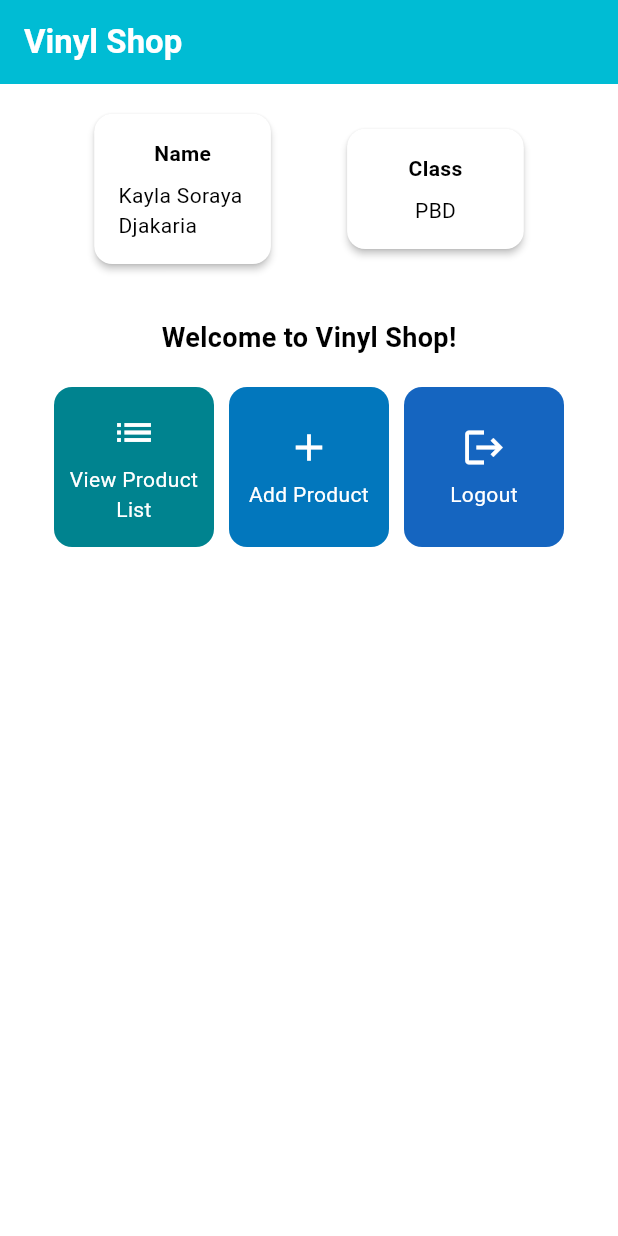
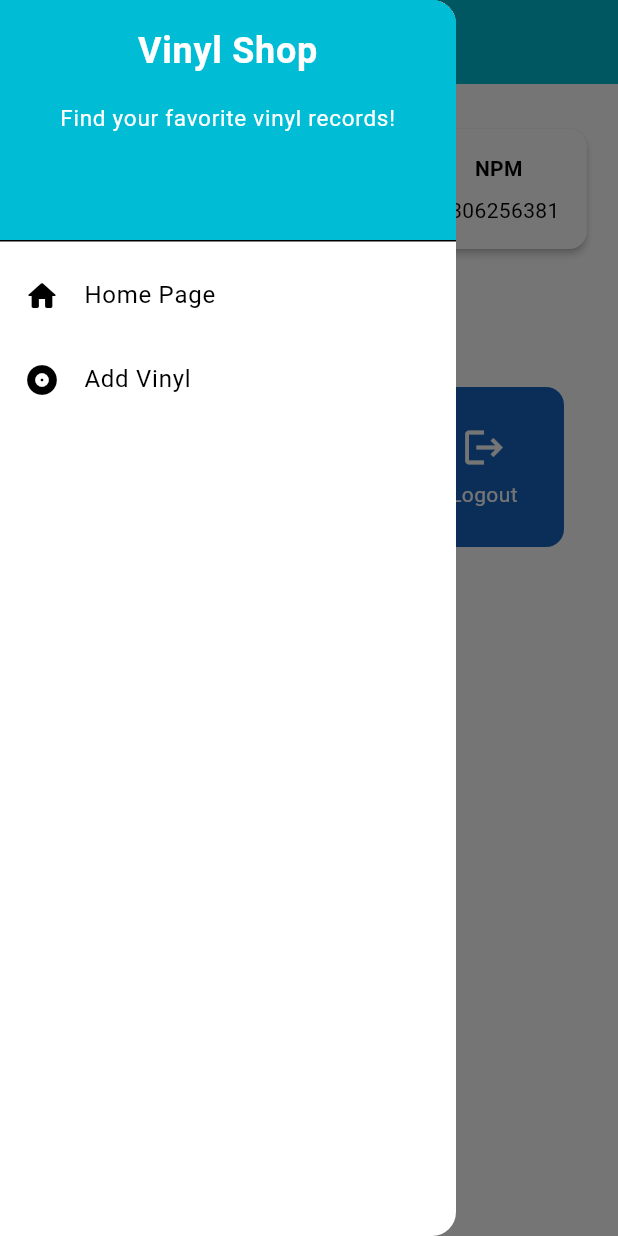
Before and after one commit to luticakep/vinyl-shop-mobile, a Flutter app: the screen it shows after launch, with the side drawer open (before the commit the screen has no drawer), on a phone screen of 412 x 824 dp. Run offline on Flutter 3.47's test engine with Material 3 defaults, Android fonts, the phone set to English and light mode, and no system bars.

Commit message:
completed assignment 8

```diff
--- a/lib/main.dart
+++ b/lib/main.dart
@@ -1,5 +1,5 @@
 import 'package:flutter/material.dart';
-import 'package:vinyl_shop/menu.dart';
+import 'package:vinyl_shop/screens/menu.dart';
 
 void main() {
   runApp(const MyApp());
--- a/lib/menu.dart
+++ b/lib/screens/menu.dart
@@ -1,8 +1,11 @@
 import 'package:flutter/material.dart';
+import 'package:vinyl_shop/widgets/left_drawer.dart';
+import 'package:vinyl_shop/widgets/vinyl_card.dart';
 
 class MyHomePage extends StatelessWidget {
   final String name = 'Kayla Soraya Djakaria'; // Name
   final String className = 'PBD'; // Class
+  final String npm = '2306256381'; // NPM
   final List<ItemHomepage> items = [
          ItemHomepage("View Product List", Icons.list),
          ItemHomepage("Add Product", Icons.add),
@@ -26,8 +29,12 @@ class MyHomePage extends StatelessWidget {
         ),
         // The background color of the AppBar is obtained from the application theme color scheme.
         backgroundColor: Theme.of(context).colorScheme.primary,
+        // Set drawer icon color to white
+        iconTheme: const IconThemeData(color: Colors.white),
       ),
       // Body of the page with paddings around it.
+      // Add drawer as a parameter value for the drawer attribute of the Scaffold widget
+      drawer: const LeftDrawer(),
       body: Padding(
         padding: const EdgeInsets.all(16.0),
         // Place the widget vertically in a column.
@@ -40,6 +47,7 @@ class MyHomePage extends StatelessWidget {
               children: [
                 InfoCard(title: 'Name', content: name),
                 InfoCard(title: 'Class', content: className),
+                InfoCard(title: 'NPM', content: npm),
               ],
             ),
 
@@ -136,64 +144,3 @@ class InfoCard extends StatelessWidget {
     );
   }
 }
-
-class ItemHomepage {
-    final String name;
-    final IconData icon;
-
-    ItemHomepage(this.name, this.icon);
-}
-
-class ItemCard extends StatelessWidget {
-  // Display the card with an icon and name.
-
-  final ItemHomepage item;
-  final Color color;
-
-  const ItemCard(this.item, {required this.color, super.key});
-
-  @override
-  Widget build(BuildContext context) {
-    return Material(
-      // Specify the background color of the application theme.
-      color: color,
-      // Round the card border.
-      borderRadius: BorderRadius.circular(12),
-
-      child: InkWell(
-        // Action when the card is pressed.
-        onTap: () {
-          // Display the SnackBar message when the card is pressed.
-          ScaffoldMessenger.of(context)
-            ..hideCurrentSnackBar()
-            ..showSnackBar(
-              SnackBar(content: Text("You have pressed the ${item.name} button!"))
-            );
-        },
-        // Container to store the Icon and Text
-        child: Container(
-          padding: const EdgeInsets.all(8),
-          child: Center(
-            child: Column(
-              // Place the Icon and Text in the center of the card.
-              mainAxisAlignment: MainAxisAlignment.center,
-              children: [
-                Icon(
-                  item.icon,
-                  color: Colors.white,
-                  size: 30.0,
-                ),
-                const Padding(padding: EdgeInsets.all(3)),
-                Text(
-                  item.name,
-                  textAlign: TextAlign.center,
-                  style: const TextStyle(color: Colors.white),
-                ),
-              ],
-            ),
-          ),
-        ),
-      ),
-    );
-  }
-}
--- /dev/null
+++ b/lib/widgets/left_drawer.dart
@@ -0,0 +1,69 @@
+import 'package:flutter/material.dart';
+import 'package:vinyl_shop/screens/menu.dart';
+import 'package:vinyl_shop/screens/vinylentry_form.dart';
+
+class LeftDrawer extends StatelessWidget {
+  const LeftDrawer({super.key});
+
+  @override
+  Widget build(BuildContext context) {
+    return Drawer(
+      child: ListView(
+        children: [
+          DrawerHeader(
+            decoration: BoxDecoration(
+              color: Theme.of(context).colorScheme.primary,
+            ),
+            child: const Column(
+              children: [
+                Text(
+                  'Vinyl Shop',
+                  textAlign: TextAlign.center,
+                  style: TextStyle(
+                    fontSize: 24,
+                    fontWeight: FontWeight.bold,
+                    color: Colors.white,
+                  ),
+                ),
+                Padding(padding: EdgeInsets.all(8)),
+                Text(
+                  "Find your favorite vinyl records!",
+                  textAlign: TextAlign.center,
+                  style: TextStyle(
+                    fontSize: 15,
+                    fontWeight: FontWeight.normal,
+                    color: Colors.white,
+                  ),
+                ),
+              ],
+            ),
+          ),
+          ListTile(
+            leading: const Icon(Icons.home_rounded),
+            title: const Text('Home Page'),
+            // Redirection part to MyHomePage
+            onTap: () {
+              Navigator.pushReplacement(
+                  context,
+                  MaterialPageRoute(
+                    builder: (context) => MyHomePage(),
+                  ));
+            },
+          ),
+          ListTile(
+            leading: const Icon(Icons.album),
+            title: const Text('Add Vinyl'),
+            // Redirection part to Vinyl Entry Form Page
+            onTap: () {
+              Navigator.pushReplacement(
+                  context,
+                  MaterialPageRoute(
+                    builder: (context) => const VinylEntryFormPage(),
+                  ));
+            },
+          ),
+        ],
+      ),
+    );
+  }
+}
--- /dev/null
+++ b/lib/widgets/vinyl_card.dart
@@ -0,0 +1,73 @@
+import 'package:flutter/material.dart';
+import 'package:vinyl_shop/screens/vinylentry_form.dart';
+
+
+class ItemHomepage {
+    final String name;
+    final IconData icon;
+
+    ItemHomepage(this.name, this.icon);
+}
+
+class ItemCard extends StatelessWidget {
+  // Display the card with an icon and name.
+
+  final ItemHomepage item;
+  final Color color;
+
+  const ItemCard(this.item, {required this.color, super.key});
+
+  @override
+  Widget build(BuildContext context) {
+    return Material(
+      // Specify the background color of the application theme.
+      color: color,
+      // Round the card border.
+      borderRadius: BorderRadius.circular(12),
+
+      child: InkWell(
+        // Action when the card is pressed.
+        onTap: () {
+          // Display the SnackBar message when the card is pressed.
+          ScaffoldMessenger.of(context)
+            ..hideCurrentSnackBar()
+            ..showSnackBar(
+              SnackBar(content: Text("You have pressed the ${item.name} button!"))
+            );
+          // Navigate to the appropriate route (depending on the button type)
+          if (item.name == "Add Product") {
+            Navigator.push(
+              context,
+              MaterialPageRoute(
+                builder: (context) => const VinylEntryFormPage(),
+              ),
+            );
+          }
+        },
+        // Container to store the Icon and Text
+        child: Container(
+          padding: const EdgeInsets.all(8),
+          child: Center(
+            child: Column(
+              // Place the Icon and Text in the center of the card.
+              mainAxisAlignment: MainAxisAlignment.center,
+              children: [
+                Icon(
+                  item.icon,
+                  color: Colors.white,
+                  size: 30.0,
+                ),
+                const Padding(padding: EdgeInsets.all(3)),
+                Text(
+                  item.name,
+                  textAlign: TextAlign.center,
+                  style: const TextStyle(color: Colors.white),
+                ),
+              ],
+            ),
+          ),
+        ),
+      ),
+    );
+  }
+}
```
Also changed, not shown: lib/screens/vinylentry_form.dart (added, +213 -0 lines), 1 other file.
